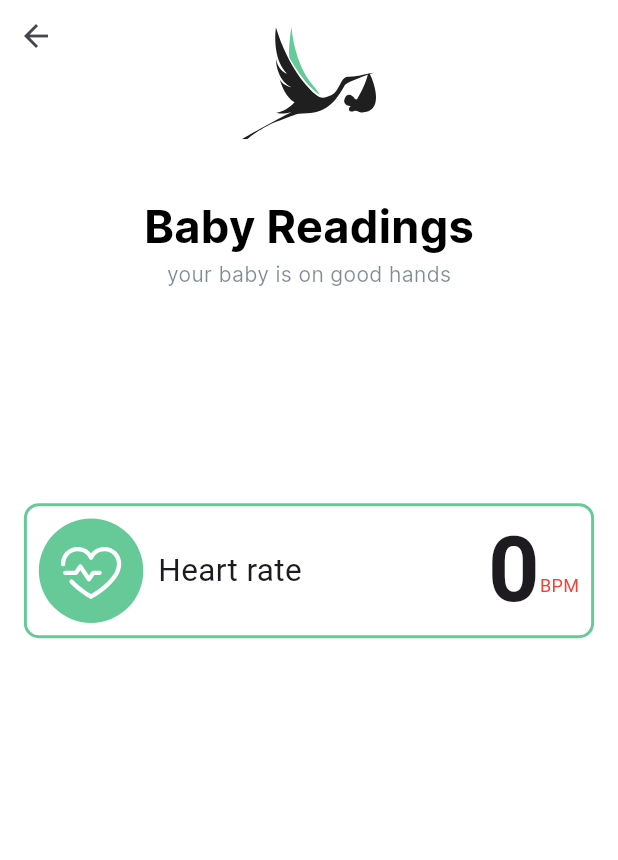
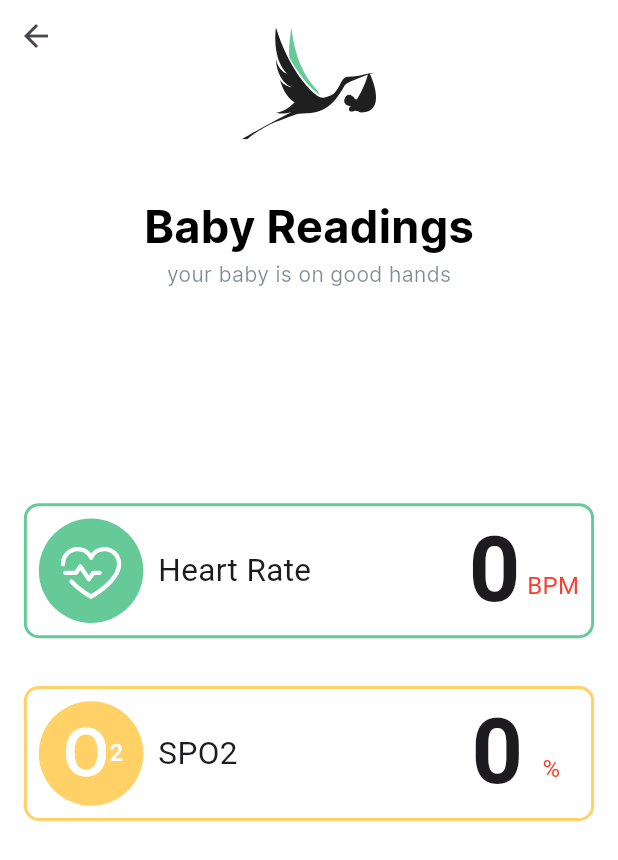
Before and after one commit to TheByteBusters/mobile-app, a Flutter app: the MonitoringScreen screen opened directly, on a phone screen of 412 x 824 dp. Shown: the top 860 px of the screen. Run offline on Flutter 3.47's test engine with Material 3 defaults, Android fonts, the phone set to English and light mode, and no system bars; our stand-ins replace easy_localization, flutter_riverpod, flutter_screenutil, flutter_svg, location, phosphor_flutter and 1 more; missing offline and left inert: mqtt_client; accounts and stored records are empty.

Commit message:
refactor: adding spo2 reading to monitoring screen

```diff
--- a/lib/core/networking/mqtt.dart
+++ b/lib/core/networking/mqtt.dart
@@ -13,7 +13,7 @@ class MqttNetwork {
 
     final connMess = MqttConnectMessage()
         .withClientIdentifier('zezoo')
-        .withWillTopic('heartRateTopic')
+        .withWillTopic('HeartRate&SPO2')
         .withWillMessage('flutter message')
         .startClean()
         .withWillQos(MqttQos.atLeastOnce);
@@ -39,7 +39,6 @@ class MqttNetwork {
       client.disconnect();
       throw Exception('client connection failed ${client.connectionStatus}');
     }
-    // subscribeToTopic('heartRateTopic');
   }
 
   static void subscribeToTopic(String topicName) {
--- a/lib/features/monitoring/provider/sensor_provider.dart
+++ b/lib/features/monitoring/provider/sensor_provider.dart
@@ -2,8 +2,8 @@ import 'package:flutter_riverpod/flutter_riverpod.dart';
 import 'package:mobile_app/core/networking/mqtt.dart';
 import 'package:mqtt_client/mqtt_client.dart';
 
-class SensorNotifier extends StateNotifier<String> {
-  SensorNotifier() : super('0');
+class SensorNotifier extends StateNotifier<Map<String, String>?> {
+  SensorNotifier() : super(null);
   var connected = false;
 
   void connectProker() async {
@@ -11,7 +11,7 @@ class SensorNotifier extends StateNotifier<String> {
       await MqttNetwork.connect();
       print('done');
       connected = true;
-      subscribeToTopic('heartRateTopic');
+      subscribeToTopic('HeartRate&SPO2');
     }
   }
 
@@ -27,11 +27,27 @@ class SensorNotifier extends StateNotifier<String> {
 
       print('YOU GOT A NEW MESSAGE:');
       print(message);
-      state = message.substring(0, message.length - 1);
+      state = messageToMap(message);
     });
+  }
+
+  Map<String, String> messageToMap(String message) {
+    int hrStart = message.indexOf(' ') + 1;
+    int hrEnd = message.indexOf(',');
+    String hrReading = message.substring(hrStart, hrEnd);
+
+    int spoStart = message.indexOf('SPO2') + 5;
+    int spoEnd = message.length;
+    String spoReading = message.substring(spoStart, spoEnd);
+
+    return {
+      'heartRate': hrReading,
+      'spo2': spoReading,
+    };
   }
 }
 
-final sensorProvider = StateNotifierProvider<SensorNotifier, String>(
+final sensorProvider =
+    StateNotifierProvider<SensorNotifier, Map<String, String>?>(
   (ref) => SensorNotifier(),
 );
--- a/lib/features/monitoring/ui/monitoring_screen.dart
+++ b/lib/features/monitoring/ui/monitoring_screen.dart
@@ -5,6 +5,7 @@ import 'package:mobile_app/core/helpers/spacing.dart';
 import 'package:mobile_app/core/theming/colors.dart';
 import 'package:mobile_app/core/widgets/screen_header.dart';
 import 'package:mobile_app/features/monitoring/provider/sensor_provider.dart';
+import 'package:mobile_app/features/monitoring/ui/monitoring_tile.dart';
 import 'package:phosphor_flutter/phosphor_flutter.dart';
 
 class MonitoringScreen extends ConsumerStatefulWidget {
@@ -18,7 +19,7 @@ class _MonitoringScreenState extends ConsumerState<MonitoringScreen> {
   @override
   Widget build(BuildContext context) {
     ref.watch(sensorProvider.notifier).connectProker();
-    String reading = ref.watch(sensorProvider);
+    Map<String, String>? reading = ref.watch(sensorProvider);
 
     return Scaffold(
       body: SafeArea(
@@ -31,52 +32,45 @@ class _MonitoringScreenState extends ConsumerState<MonitoringScreen> {
             ),
             verticalSpace(150.h),
             Center(
-              child: Container(
-                margin: EdgeInsets.all(16.w),
-                padding: EdgeInsets.symmetric(horizontal: 8.w),
-                decoration: BoxDecoration(
-                  border: Border.all(
+              child: Column(
+                children: [
+                  MonitoringTile(
+                    title: 'Heart Rate',
+                    reading: reading == null ? '0' : reading['heartRate']!,
                     color: ColorsManager.mainGreen,
-                    width: 2,
-                  ),
-                  borderRadius: BorderRadius.circular(10),
-                ),
-                child: Row(
-                  children: [
-                    CircleAvatar(
-                      radius: 35.w,
-                      backgroundColor: ColorsManager.mainGreen,
-                      child: PhosphorIcon(
+                    measuringUnit: ' BPM',
+                    leading: PhosphorIcon(
                       PhosphorIcons.heartbeat(),
                       color: Colors.white,
                       size: 50.h,
                     ),
                   ),
-                    horizontalSpace(10.w),
+                  MonitoringTile(
+                    title: 'SPO2',
+                    reading: reading == null ? '0' : reading['spo2']!,
+                    color: const Color(0xFFFFD166),
+                    measuringUnit: '   %   ',
+                    leading: Row(
+                      children: [
+                        horizontalSpace(16.w),
                         const Text(
-                      'Heart rate',
-                      style: TextStyle(fontSize: 21),
-                    ),
-                    const Spacer(),
-                    Text(
-                      reading,
-                      style: const TextStyle(
-                        fontSize: 60,
-                        fontWeight: FontWeight.bold,
+                          'O',
+                          style: TextStyle(
+                            fontSize: 45,
+                            color: Colors.white,
                           ),
                         ),
-                    const Padding(
-                      padding: EdgeInsets.only(top: 20),
-                      child: Text(
-                        'BPM',
+                        const Text(
+                          '2',
                           style: TextStyle(
-                          color: Colors.red,
-                          fontSize: 12,
+                            fontSize: 16,
+                            color: Colors.white,
                           ),
+                        )
+                      ],
                     ),
                   ),
                 ],
-                ),
               ),
             ),
           ],
--- /dev/null
+++ b/lib/features/monitoring/ui/monitoring_tile.dart
@@ -0,0 +1,67 @@
+import 'package:flutter/material.dart';
+import 'package:flutter_screenutil/flutter_screenutil.dart';
+import 'package:mobile_app/core/helpers/spacing.dart';
+
+class MonitoringTile extends StatelessWidget {
+  const MonitoringTile({
+    super.key,
+    required this.reading,
+    required this.measuringUnit,
+    required this.color,
+    required this.leading,
+    required this.title,
+  });
+
+  final String title;
+  final String reading;
+  final String measuringUnit;
+  final Color color;
+  final Widget leading;
+
+  @override
+  Widget build(BuildContext context) {
+    return Container(
+      margin: EdgeInsets.all(16.w),
+      padding: EdgeInsets.symmetric(horizontal: 8.w),
+      decoration: BoxDecoration(
+        border: Border.all(
+          color: color,
+          width: 2,
+        ),
+        borderRadius: BorderRadius.circular(10),
+      ),
+      child: Row(
+        children: [
+          CircleAvatar(
+            radius: 35.w,
+            backgroundColor: color,
+            child: leading,
+          ),
+          horizontalSpace(10.w),
+          Text(
+            title,
+            style: const TextStyle(fontSize: 21),
+          ),
+          const Spacer(),
+          Text(
+            reading,
+            style: const TextStyle(
+              fontSize: 60,
+              fontWeight: FontWeight.bold,
+            ),
+          ),
+          Padding(
+            padding: const EdgeInsets.only(top: 20),
+            child: Text(
+              measuringUnit,
+              style: const TextStyle(
+                color: Colors.red,
+                fontSize: 16,
+              ),
+            ),
+          ),
+        ],
+      ),
+    );
+  }
+}
```
Lines whose indentation alone changed are shown as unchanged.
